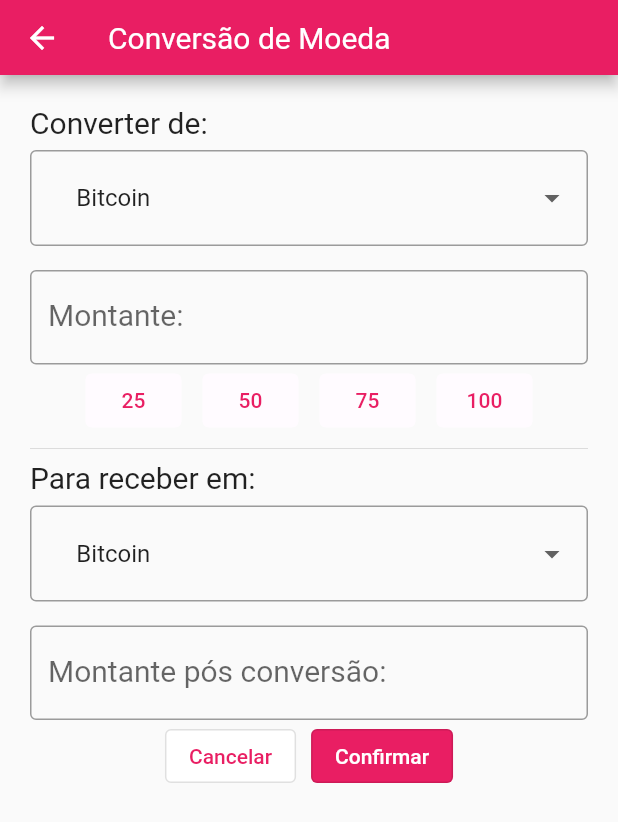
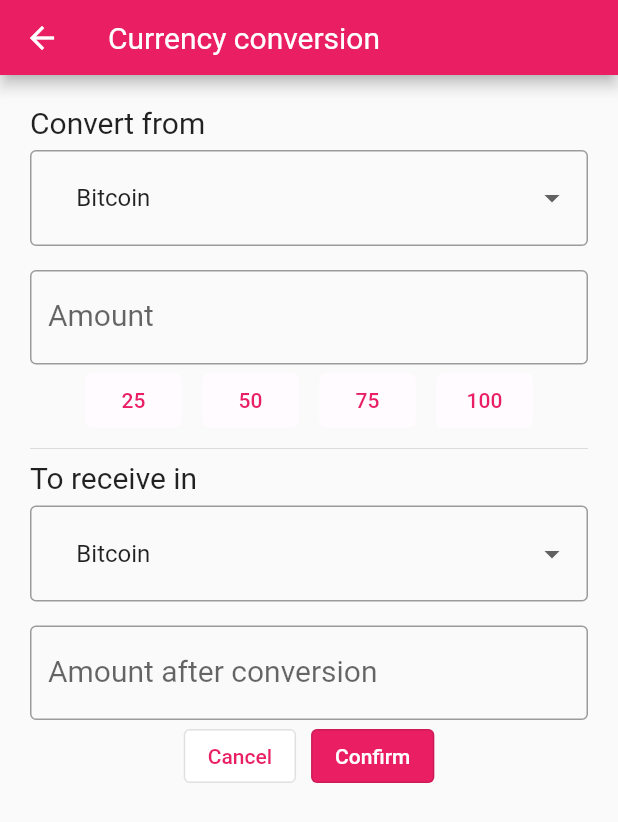
Before and after one commit to ProgRS/CryptoMoedas, a Flutter app: the ConversionCoin screen opened by its route, on a phone screen of 412 x 824 dp. Shown: the top 822 px of the screen. Run offline on Flutter 3.47's test engine with Material 2 defaults, Android fonts, the phone set to English and light mode, and no system bars; our stand-ins replace syncfusion_flutter_charts; generated files the repository leaves out were written again.

Commit message:
Internacionalização

```diff
--- /dev/null
+++ b/l10n.yaml
@@ -0,0 +1,3 @@
+arb-dir: lib/l10n
+template-arb-file: app_en.arb
+output-localization-file: app_localizations.dart
--- a/lib/myApp.dart
+++ b/lib/myApp.dart
@@ -4,12 +4,17 @@ import 'package:flutter/cupertino.dart';
 import 'package:flutter/material.dart';
 
 import 'pages/carteiraApp.dart';
+import 'package:flutter_gen/gen_l10n/app_localizations.dart';
 
 
 class MyApp extends StatelessWidget {
   @override
   Widget build(BuildContext context) {
     return MaterialApp(
+
+      localizationsDelegates: AppLocalizations.localizationsDelegates,
+      supportedLocales: AppLocalizations.supportedLocales,
+
       debugShowCheckedModeBanner: false,
 
       theme: ThemeData(
--- a/lib/pages/carteiraApp.dart
+++ b/lib/pages/carteiraApp.dart
@@ -4,6 +4,7 @@ import 'package:flutter/material.dart';
 import '../models/coin.dart';
 import '../repositories/coin_repository.dart';
 import 'moedas_detalhes_page.dart';
+import 'package:flutter_gen/gen_l10n/app_localizations.dart';
 
 class TelaInicialWidget extends StatefulWidget {
   const TelaInicialWidget({Key? key}) : super(key: key);
@@ -16,7 +17,7 @@ class TelaInicialState extends State<TelaInicialWidget> {
   final tabela = MoedaRepository.tabela;
 
   bool opacidade = true;
-  String carteira = 'Carteira';
+
   List<Moeda> selecionadas = [];
 
   mostrarDetalhes(Moeda moeda) {
@@ -30,6 +31,7 @@ class TelaInicialState extends State<TelaInicialWidget> {
 
   @override
   Widget build(BuildContext context) {
+    String carteira =  AppLocalizations.of(context)!.nameWallet;;
     return Scaffold(
       body: ListView(
         children: <Widget>[
--- a/lib/pages/conversion.dart
+++ b/lib/pages/conversion.dart
@@ -7,6 +7,8 @@ import '../Widgets/my_app_bar.dart';
 import '../Widgets/value_crypto.dart';
 import 'carteiraApp.dart';
 import 'sucess_convert.dart';
+import 'package:flutter_gen/gen_l10n/app_localizations.dart';
+
 
 class ConversionCoin extends StatefulWidget {
   final ConvertButton? buttonName;
@@ -19,7 +21,6 @@ class ConversionCoin extends StatefulWidget {
 class _ConversionCoinState extends State<ConversionCoin> {
   String selectCryptoConvert = "";
   String selectCryptoReceive = "";
-  String pagename = "Conversão de Moeda";
   final _convertFron = GlobalKey<FormState>();
   final _value = TextEditingController();
   final _receiveIn = GlobalKey<FormState>();
@@ -41,6 +42,7 @@ class _ConversionCoinState extends State<ConversionCoin> {
 
   @override
   Widget build(BuildContext context) {
+    String pagename = AppLocalizations.of(context)!.nameCoinConvert;
     return Scaffold(
       appBar: PreferredSize(
           child: MyAppBar(pageName: pagename),
@@ -53,11 +55,11 @@ class _ConversionCoinState extends State<ConversionCoin> {
               mainAxisAlignment: MainAxisAlignment.start,
               mainAxisSize: MainAxisSize.max,
               children: [
-                const SizedBox(
+                 SizedBox(
                   width: 400.0,
                   height: 30.0,
                   child: Text(
-                    "Converter de:",
+                    AppLocalizations.of(context)!.nameConvert,
                     style: TextStyle(
                       fontSize: 20,
                     ),
@@ -78,9 +80,9 @@ class _ConversionCoinState extends State<ConversionCoin> {
                         controller: _value,
                         style:
                             const TextStyle(fontSize: 20, color: Colors.black),
-                        decoration: const InputDecoration(
+                        decoration:  InputDecoration(
                             border: OutlineInputBorder(),
-                            labelText: "Montante:"),
+                            labelText: AppLocalizations.of(context)!.nameAmount),
                         keyboardType: TextInputType.number,
                         inputFormatters: [
                           FilteringTextInputFormatter.digitsOnly
@@ -124,11 +126,11 @@ class _ConversionCoinState extends State<ConversionCoin> {
                   ),
                 ]),
                 const Divider(),
-                const SizedBox(
+                SizedBox(
                   width: 400.0,
                   height: 30.0,
                   child: Text(
-                    "Para receber em:",
+                    AppLocalizations.of(context)!.nameConvertIn,
                     style: TextStyle(fontSize: 20),
                   ),
                 ),
@@ -147,9 +149,9 @@ class _ConversionCoinState extends State<ConversionCoin> {
                       key: _receiveIn,
                       controller: _valueReceive,
                       style: const TextStyle(fontSize: 20, color: Colors.black),
-                      decoration: const InputDecoration(
+                      decoration: InputDecoration(
                           border: OutlineInputBorder(),
-                          labelText: "Montante pós conversão:"),
+                          labelText: AppLocalizations.of(context)!.nameAmountAfter),
                       keyboardType: TextInputType.number,
                       inputFormatters: [FilteringTextInputFormatter.digitsOnly],
                     ),
@@ -165,8 +167,8 @@ class _ConversionCoinState extends State<ConversionCoin> {
                       Navigator.pushNamed(context, '/carteiraApp',
                           arguments: "1");
                     },
-                    child: const Text(
-                      "Cancelar",
+                    child:  Text(
+                        AppLocalizations.of(context)!.nameBtnCancel,
                       style: TextStyle(color: Colors.pink),
                     ),
                   ),
@@ -192,8 +194,8 @@ class _ConversionCoinState extends State<ConversionCoin> {
                                 ));
                       }
                     },
-                    child: const Text(
-                      "Confirmar",
+                    child:  Text(
+                      AppLocalizations.of(context)!.nameBtnConfirm,
                       style: TextStyle(color: Colors.white),
                     ),
                   ),
--- a/lib/pages/movimentacoes_page.dart
+++ b/lib/pages/movimentacoes_page.dart
@@ -1,5 +1,6 @@
 import 'package:crypto/repositories/moves_repository.dart';
 import 'package:flutter/material.dart';
+import 'package:flutter_gen/gen_l10n/app_localizations.dart';
 
 class MovimentacoesPage extends StatefulWidget {
   const MovimentacoesPage({Key? key}) : super(key: key);
@@ -10,10 +11,11 @@ class MovimentacoesPage extends StatefulWidget {
 
 class _MovimentacoesPageState extends State<MovimentacoesPage> {
   final moveTable = MovesRepository.tabela;
-  String titleMoviment = 'Movimentações';
+
 
   @override
   Widget build(BuildContext context) {
+    String titleMoviment = AppLocalizations.of(context)!.nameMovement;
     return Scaffold(
         appBar: AppBar(
           backgroundColor: Colors.white70,
--- a/pubspec.yaml
+++ b/pubspec.yaml
@@ -30,7 +30,10 @@ dependencies:
   flutter:
     sdk: flutter
 
+  flutter_localizations:
+    sdk: flutter
 
+  intl: ^0.17.0
   # The following adds the Cupertino Icons font to your application.
   # Use with the CupertinoIcons class for iOS style icons.
   cupertino_icons: ^1.0.2
@@ -56,6 +59,8 @@ flutter:
   # included with your application, so that you can use the icons in
   # the material Icons class.
   uses-material-design: true
+
+  generate: true
 
   # To add assets to your application, add an assets section, like this:
   assets:
```
Also changed, not shown: lib/l10n/app_en.arb (added, +89 -0 lines), lib/l10n/app_pt.arb (added, +89 -0 lines), lib/pages/moedas_detalhes_page.dart (+17 -15 lines), lib/pages/navigation.dart (+5 -4 lines), pubspec.lock.
